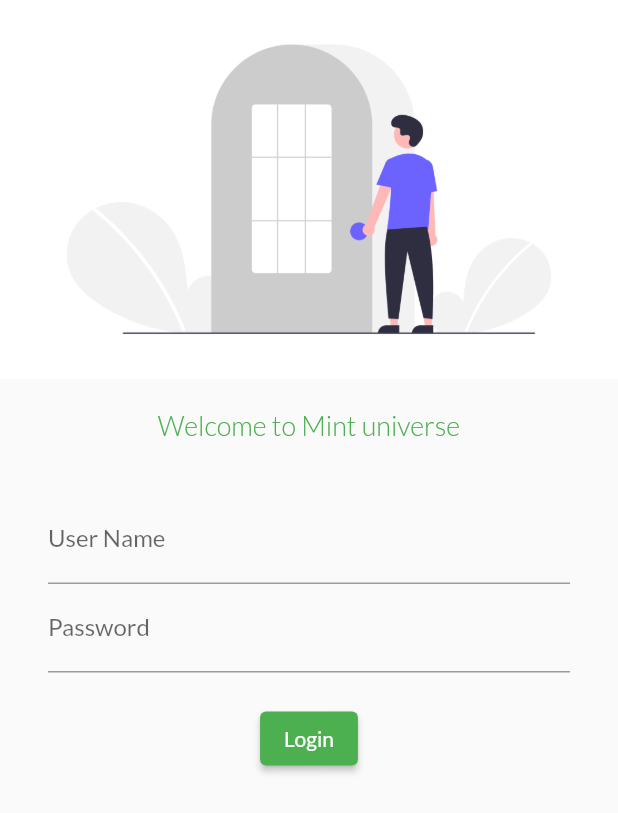
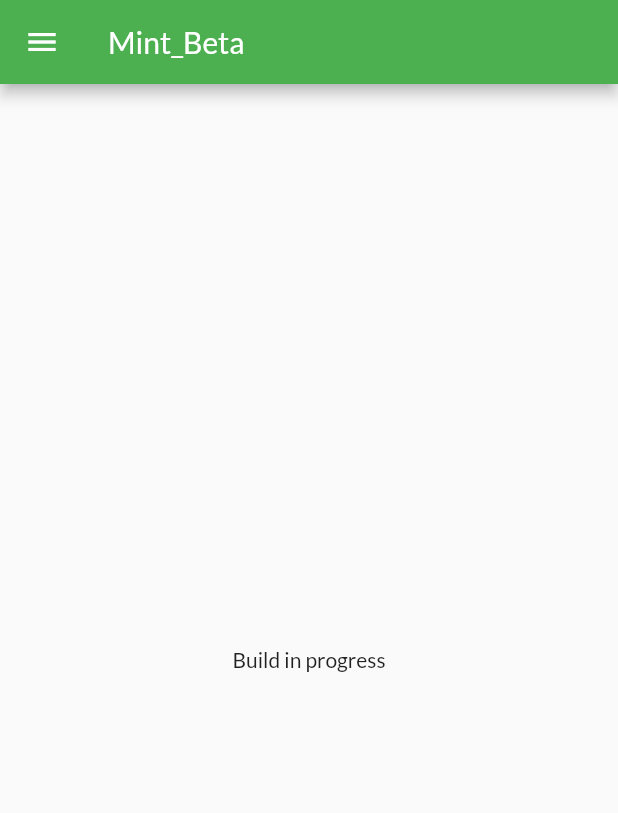
Before and after one commit to Scot1x/Flutter_Learnin, a Flutter app: the screen it shows after launch, after a tap on "Login", on a phone screen of 412 x 824 dp. Shown: the top 813 px of the screen. Run offline on Flutter 3.47's test engine with Material 2 defaults, Android fonts, the phone set to English and light mode, and no system bars; our stand-ins replace google_fonts.

Commit message:
Day 5 COMPLETED

```diff
--- a/lib/main.dart
+++ b/lib/main.dart
@@ -2,6 +2,7 @@ import 'package:flutter/material.dart';
 import 'package:trial_app_2/pages/home_page.dart';
 import 'package:trial_app_2/pages/login_page.dart';
 import 'package:google_fonts/google_fonts.dart';
+import 'package:trial_app_2/utils/routes.dart';
 
 void main() {
   runApp(myapp());
@@ -17,8 +18,8 @@ class myapp extends StatelessWidget {
         fontFamily: GoogleFonts.lato().fontFamily,
       ),
       routes: {
-        "/": (context) => LoginPage(),
-        "/login": (context) => LoginPage()
+        Myroutes.loginRoutes: (context) => LoginPage(),
+        Myroutes.homeRoutes: (context) => HomePage(),
       },
     );
   }
--- a/lib/pages/home_page.dart
+++ b/lib/pages/home_page.dart
@@ -1,6 +1,6 @@
 import 'package:flutter/material.dart';
 
-class good extends StatelessWidget {
+class HomePage extends StatelessWidget {
   String cool = "Build in progress";
   @override
   Widget build(BuildContext context) {
--- a/lib/pages/login_page.dart
+++ b/lib/pages/login_page.dart
@@ -1,9 +1,11 @@
 import 'package:flutter/material.dart';
+import 'package:trial_app_2/utils/routes.dart';
 
 class LoginPage extends StatelessWidget {
   @override
   Widget build(BuildContext context) {
     return Material(
+        child: SingleChildScrollView(
       child: Column(
         children: [
           Image.asset(
@@ -25,7 +27,8 @@ class LoginPage extends StatelessWidget {
             height: 20.0,
           ),
           Padding(
-          padding: const EdgeInsets.symmetric(vertical: 16.0, horizontal: 32.0),
+            padding:
+                const EdgeInsets.symmetric(vertical: 16.0, horizontal: 32.0),
             child: Column(
               children: [
                 TextFormField(
@@ -46,7 +49,7 @@ class LoginPage extends StatelessWidget {
                 ),
                 ElevatedButton(
                   onPressed: () {
-                  print("Build In Progress");
+                    Navigator.pushNamed(context, Myroutes.homeRoutes);
                   },
                   child: Text("Login"),
                 )
@@ -54,6 +57,7 @@ class LoginPage extends StatelessWidget {
             ),
           )
         ],
+      ),
     ));
   }
 }
--- /dev/null
+++ b/lib/utils/routes.dart
@@ -0,0 +1,7 @@
+import 'package:trial_app_2/pages/home_page.dart';
+import 'package:trial_app_2/pages/login_page.dart';
+
+class Myroutes {
+  static String homeRoutes = "/home";
+  static String loginRoutes = "/";
+}
```
Also changed, not shown: Assets/images/mint_login.png. Lines whose indentation alone changed are shown as unchanged.
